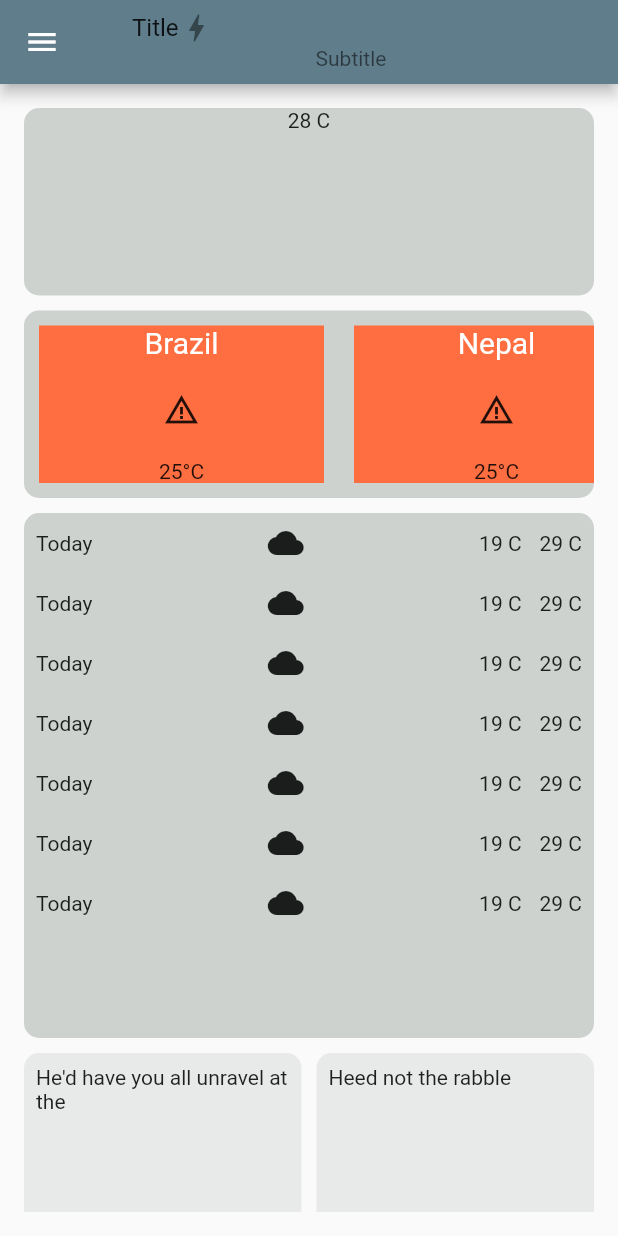
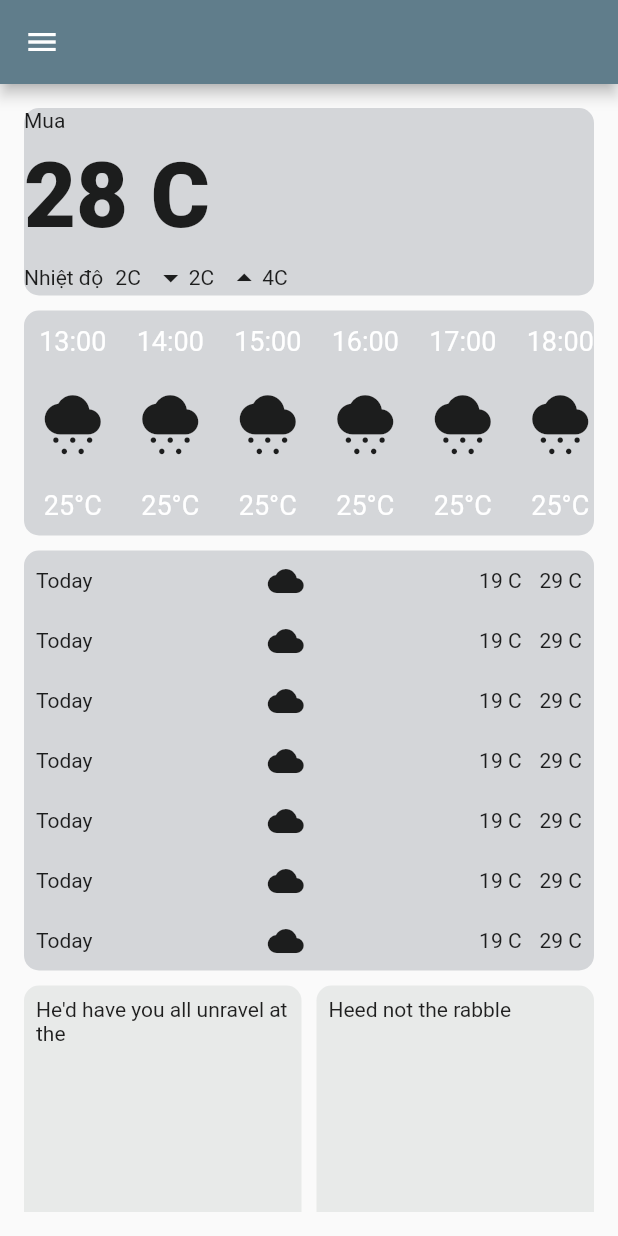
Before and after one commit to neihyud/weather_app, a Flutter app: the screen it shows after launch, on a phone screen of 412 x 824 dp. Run offline on Flutter 3.47's test engine with Material 2 defaults, Android fonts, the phone set to English and light mode, and no system bars.

Commit message:
update ui

```diff
--- a/lib/main.dart
+++ b/lib/main.dart
@@ -1,4 +1,5 @@
 import 'package:flutter/material.dart';
+import 'location.dart';
 
 void main() {
   runApp(const MyApp());
@@ -34,13 +35,14 @@ class _MyHomePageState extends State<MyHomePage> {
   Widget build(BuildContext context) {
     return Scaffold(
       appBar: AppBar(
-        title: ListTile(
-          title: Center(
-              child: Row(children: const [Text('Title'), Icon(Icons.bolt)])),
-          subtitle: const Center(child: Text('Subtitle')),
-          onTap: () {},
-        ),
-      ),
+          // title: ListTile(
+          //   title: Center(
+          //       child: Row(children: const [Text('Title'), Icon(Icons.bolt)])),
+          //   subtitle: const Center(child: Text('Subtitle')),
+          //   onTap: () {},
+          // ),
+          // elevation: ,
+          ),
       drawer: Drawer(
         child: ListView(
           padding: EdgeInsets.zero,
@@ -57,9 +59,9 @@ class _MyHomePageState extends State<MyHomePage> {
           children: const <Widget>[
             infoForeCastCurrent(),
             SizedBox(height: 10),
-            hoursForeCast(),
+            hourlyForeCast(),
             SizedBox(height: 10),
-            daysForeCast(),
+            dailyForeCast(),
             SizedBox(height: 10),
             infoForeCast()
           ],
@@ -81,17 +83,32 @@ class infoForeCastCurrent extends StatelessWidget {
       height: 125,
       decoration: BoxDecoration(
         borderRadius: BorderRadius.circular(10),
-        color: Color.fromARGB(50, 22, 44, 33),
+        color: Color.fromARGB(50, 56, 66, 82),
       ),
-      child: Column(children: [
-        Text("28 C"),
-        Row(
+      child: Column(
+          crossAxisAlignment: CrossAxisAlignment.start,
           mainAxisAlignment: MainAxisAlignment.spaceBetween,
           children: [
-            // ListTile(leading: Icon(Icons.ac_unit_outlined), title: Text("Test"))
-          ],
-        )
-      ]),
+            Text("Mua"),
+            Text(
+              "28 C",
+              style: TextStyle(fontSize: 60, fontWeight: FontWeight.w800),
+            ),
+            Row(
+              // mainAxisAlignment: MainAxisAlignment.spaceBetween,
+              children: [
+                Text("Nhiệt độ"),
+                SizedBox(width: 8),
+                Text("2C"),
+                SizedBox(width: 8),
+                Icon(Icons.arrow_drop_down),
+                Text("2C"),
+                SizedBox(width: 8),
+                Icon(Icons.arrow_drop_up),
+                Text("4C"),
+              ],
+            )
+          ]),
     );
   }
 }
@@ -151,8 +168,8 @@ class infoForeCast extends StatelessWidget {
 }
 
 // ignore: camel_case_types
-class daysForeCast extends StatelessWidget {
-  const daysForeCast({
+class dailyForeCast extends StatelessWidget {
+  const dailyForeCast({
     super.key,
   });
 
@@ -168,10 +185,9 @@ class daysForeCast extends StatelessWidget {
       "Brazil",
     ];
     return Container(
-        height: 350,
         decoration: BoxDecoration(
           borderRadius: BorderRadius.circular(10),
-          color: Color.fromARGB(50, 22, 44, 33),
+          color: Color.fromARGB(50, 56, 66, 82),
         ),
         child: Column(
           children: daysFor.map((dayFor) {
@@ -199,35 +215,36 @@ class daysForeCast extends StatelessWidget {
 }
 
 // ignore: camel_case_types
-class hoursForeCast extends StatelessWidget {
-  const hoursForeCast({
+class hourlyForeCast extends StatelessWidget {
+  const hourlyForeCast({
     super.key,
   });
 
   @override
   Widget build(BuildContext context) {
     List<String> countries = [
-      "Brazil",
-      "Nepal",
-      "India",
-      "China",
-      "USA",
-      "Canada",
-      "Brazil",
-      "Nepal",
-      "India",
+      "13:00",
+      "14:00",
+      "15:00",
+      "16:00",
+      "17:00",
+      "18:00",
+      "19:00",
+      "20:00",
+      "21:00",
     ];
     return Container(
-        height: 125,
+        height: 150,
         decoration: BoxDecoration(
           borderRadius: BorderRadius.circular(10),
-          color: Color.fromARGB(50, 22, 44, 33),
+          color: Color.fromARGB(50, 56, 66, 82),
         ),
         child: SingleChildScrollView(
             scrollDirection: Axis.horizontal,
             child: Row(
+              mainAxisSize: MainAxisSize.min,
               children: countries.map((country) {
-                return box(country, Colors.deepOrangeAccent);
+                return box(country, Colors.transparent);
               }).toList(),
             )));
   }
@@ -235,17 +252,19 @@ class hoursForeCast extends StatelessWidget {
   Widget box(String title, Color backgroundcolor) {
     return Container(
         margin: EdgeInsets.all(10),
-        width: 190,
         color: backgroundcolor,
         alignment: Alignment.center,
         child: Column(
           mainAxisAlignment: MainAxisAlignment.spaceBetween,
           children: [
-            Text(title, style: TextStyle(color: Colors.white, fontSize: 20)),
+            Text(title, style: TextStyle(color: Colors.white, fontSize: 18)),
             // Padding(padding: EdgeInsets.symmetric(vertical: 10.0)),
-            Icon(Icons.warning_amber),
+            Icon(
+              Icons.cloudy_snowing,
+              size: 45,
+            ),
             // Padding(padding: EdgeInsets.symmetric(vertical: 10.0)),
-            Text('25°C')
+            Text('25°C', style: TextStyle(color: Colors.white, fontSize: 18))
           ],
         ));
   }
@@ -261,22 +280,26 @@ class buildMenuItem extends StatelessWidget {
   Widget build(BuildContext context) {
     return Column(children: [
       ListTile(
-        leading: const Icon(Icons.change_history),
+        trailing: const Icon(Icons.arrow_forward_ios),
+        title: const Text('Sửa địa điểm'),
+        onTap: () {
+          Navigator.push(context, MaterialPageRoute(builder: (context) {
+            return const LocationPage();
+          }));
+        },
+      ),
+      ListTile(
+        trailing: const Icon(Icons.arrow_forward_ios),
         title: const Text('Item 1'),
         onTap: () {},
       ),
       ListTile(
-        leading: const Icon(Icons.change_history),
+        trailing: const Icon(Icons.arrow_forward_ios),
         title: const Text('Item 1'),
         onTap: () {},
       ),
       ListTile(
-        leading: const Icon(Icons.change_history),
-        title: const Text('Item 1'),
-        onTap: () {},
-      ),
-      ListTile(
-        leading: const Icon(Icons.change_history),
+        trailing: const Icon(Icons.arrow_forward_ios),
         title: const Text('Vote'),
         onTap: () {},
       ),
--- a/pubspec.yaml
+++ b/pubspec.yaml
@@ -88,3 +88,6 @@ flutter:
   #
   # For details regarding fonts from package dependencies,
   # see https://flutter.dev/custom-fonts/#from-packages
+
+  assets:
+    - assets/img/
```
Also changed, not shown: lib/horizontal.dart (deleted, +0 -69 lines), lib/location.dart (added, +288 -0 lines), lib/tests.dart (deleted, +0 -131 lines), assets/img/location_background.png (added).
